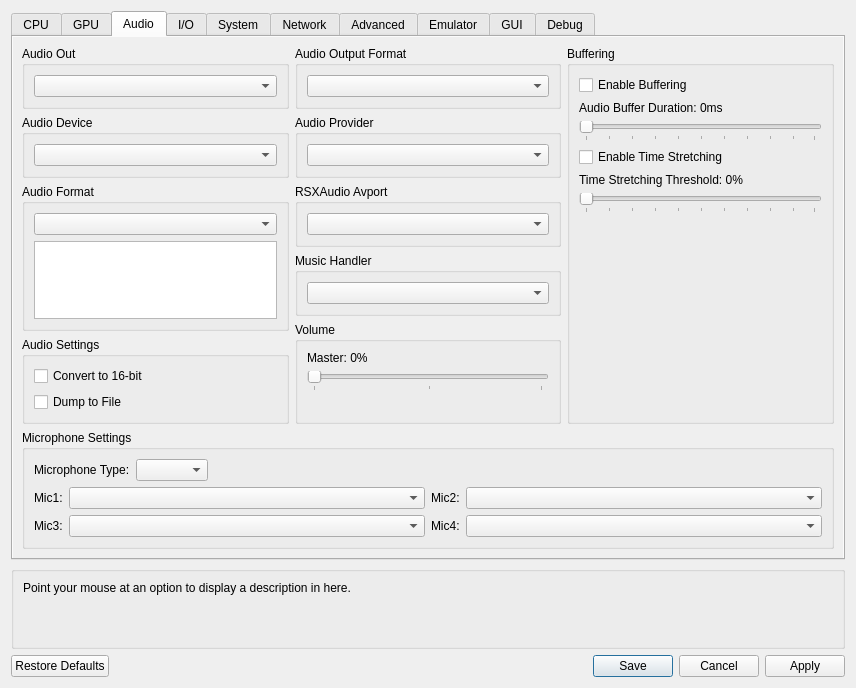
First picture: the form in rpcs3/rpcs3qt/settings_dialog.ui, repository RPCS3/rpcs3, before the edit.
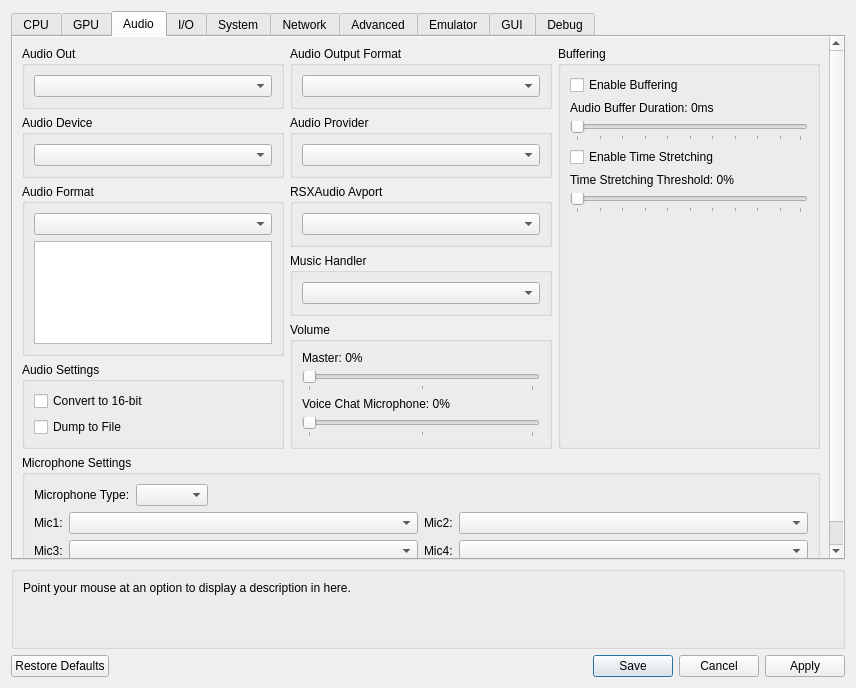
Second picture: the form after the edit. The open tabs and pages were chosen to show the change. Icons and pictures are not drawn. Custom widgets are drawn as their Qt base class.

Commit message: voice chat impl

The edit to the form file:
```diff
--- a/rpcs3/rpcs3qt/settings_dialog.ui
+++ b/rpcs3/rpcs3qt/settings_dialog.ui
@@ -1273,6 +1273,44 @@
                     </layout>
                    </widget>
                   </item>
+                  <item>
+                   <widget class="QWidget" name="voice_chat_mic_volume" native="true">
+                    <layout class="QVBoxLayout" name="layout_voice_chat_mic_volume">
+                     <property name="leftMargin">
+                      <number>0</number>
+                     </property>
+                     <property name="topMargin">
+                      <number>0</number>
+                     </property>
+                     <property name="rightMargin">
+                      <number>0</number>
+                     </property>
+                     <property name="bottomMargin">
+                      <number>0</number>
+                     </property>
+                     <item>
+                      <widget class="QLabel" name="voiceChatMicVolumeLabel">
+                       <property name="text">
+                        <string>Voice Chat Microphone: 0%</string>
+                       </property>
+                      </widget>
+                     </item>
+                     <item>
+                      <widget class="QSlider" name="voiceChatMicVolume">
+                       <property name="orientation">
+                        <enum>Qt::Orientation::Horizontal</enum>
+                       </property>
+                       <property name="tickPosition">
+                        <enum>QSlider::TickPosition::TicksBelow</enum>
+                       </property>
+                       <property name="tickInterval">
+                        <number>50</number>
+                       </property>
+                      </widget>
+                     </item>
+                    </layout>
+                   </widget>
+                  </item>
                   <item>
                    <spacer name="spacer_audio_volume">
                     <property name="orientation">
```
Left out of the diff: 7 changed lines with no effect on the pictures. The commit also changes 29 other files.
